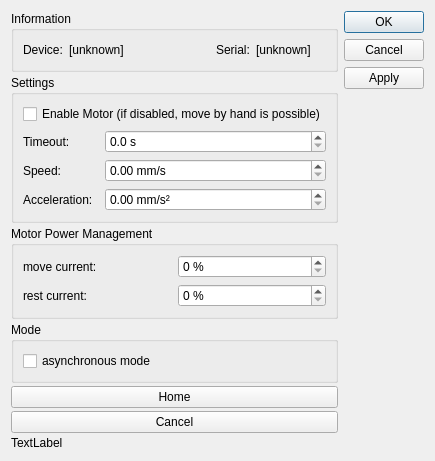
The window that ThorlabsISM/dialogThorlabsISM.ui (itom-project/plugins) describes before a commit, drawn with Qt 5.
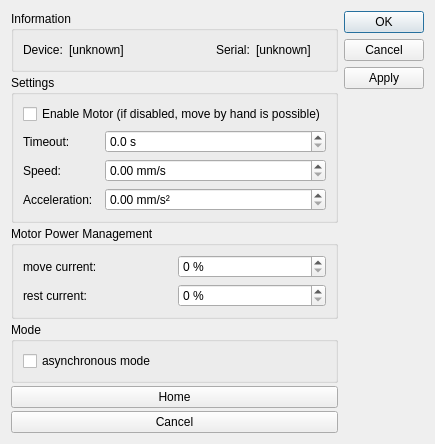
The same window after the commit.

What changed in the file:
```diff
--- a/ThorlabsISM/dialogThorlabsISM.ui
+++ b/ThorlabsISM/dialogThorlabsISM.ui
@@ -299,13 +299,6 @@
        </property>
       </widget>
      </item>
-     <item>
-      <widget class="QLabel" name="lblHomed">
-       <property name="text">
-        <string>TextLabel</string>
-       </property>
-      </widget>
-     </item>
      <item>
       <spacer name="verticalSpacer">
        <property name="orientation">
```
